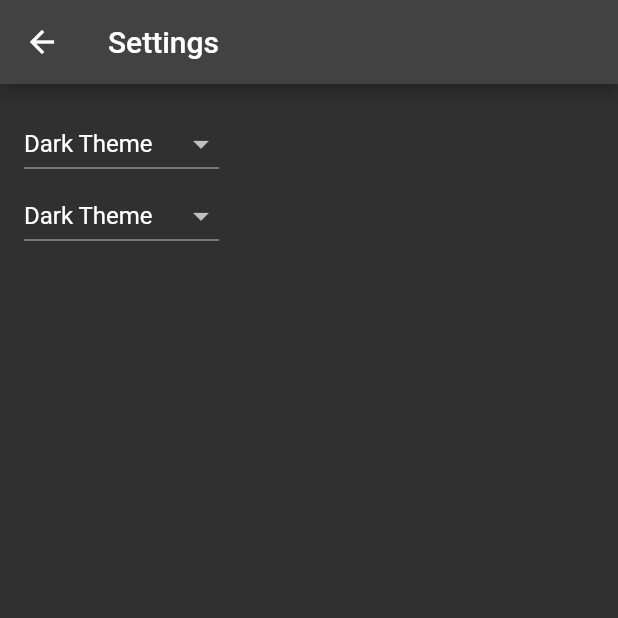
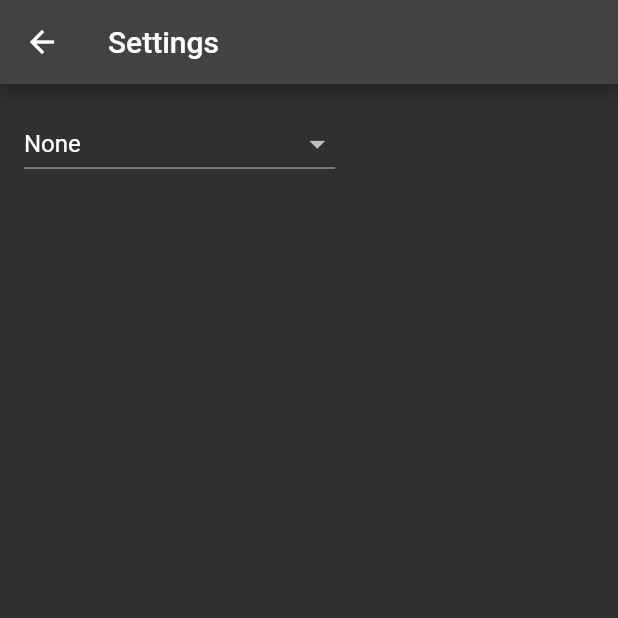
Before and after one commit to cahix/ocrrub, a Flutter app: the screen it shows after launch, after a tap on the "settings" icon, on a phone screen of 412 x 824 dp, the top half of it. Run offline on Flutter 3.47's test engine with Material 2 defaults, Android fonts, the phone set to English and light mode, and no system bars; our stand-ins replace camera, image_picker; missing offline and left inert: edge_detection, google_ml_kit, pretty_diff_text; generated files the repository leaves out were written again.

Commit message:
add diff to expected text

```diff
--- a/lib/src/view/app.dart
+++ b/lib/src/view/app.dart
@@ -37,7 +37,7 @@ class MyApp extends StatelessWidget {
               AppLocalizations.of(context)!.appTitle,
           theme: ThemeData(),
           darkTheme: ThemeData.dark(),
-          themeMode: settingsController.themeMode,
+          themeMode: ThemeMode.dark,
           onGenerateRoute: (RouteSettings routeSettings) {
             return MaterialPageRoute<void>(
               settings: routeSettings,
--- a/lib/src/view/ocr/expected_texts.dart
+++ b/lib/src/view/ocr/expected_texts.dart
@@ -1,2 +1 @@
-final String loremIpsum100 =
-    'Lorem ipsum dolor sit amet, consetetur sadipscing elitr, sed diam nonumy eirmod tempor invidunt ut labore et dolore magna aliquyam erat, sed diam voluptua. At vero eos et accusam et justo duo dolores et ea rebum. Stet clita kasd gubergren, no sea takimata sanctus est Lorem ipsum dolor sit amet. Lorem ipsum dolor sit amet, consetetur sadipscing elitr, sed diam nonumy eirmod tempor invidunt ut labore et dolore magna aliquyam erat, sed diam voluptua. At vero eos et accusam et justo duo dolores et ea rebum. Stet clita kasd gubergren, no sea takimata sanctus est Lorem ipsum dolor sit amet.';
+const String loremIpsum100 = 'Lorem ipsum dolor sit amet, consectetuer adipiscing elit. Aenean commodo ligula eget dolor. Aenean massa. Cum sociis natoque penatibus et magnis dis parturient montes, nascetur ridiculus mus. Donec quam felis, ultricies nec, pellentesque eu, pretium quis, sem. Nulla consequat massa quis enim. Donec pede justo, fringilla vel, aliquet nec, vulputate eget, arcu. In enim justo, rhoncus ut, imperdiet a, venenatis vitae, justo. Nullam dictum felis eu pede mollis pretium. Integer tincidunt. Cras dapibus. Vivamus elementum semper nisi. Aenean vulputate eleifend tellus. Aenean leo ligula, porttitor eu, consequat vitae, eleifend ac, enim. Aliquam lorem ante, dapibus in, viverra quis, feugiat a,';
--- a/lib/src/view/ocr/ocr_view_controller.dart
+++ b/lib/src/view/ocr/ocr_view_controller.dart
@@ -20,7 +20,7 @@ class OCRViewController extends SmartChangeNotifier {
     if (currentImagePath == null) return;
     final inputImage = InputImage.fromFilePath(currentImagePath!);
     final recognisedText = await textDetector.processImage(inputImage);
-    _onTextRecognised(recognisedText);
+    _onTextRecognised(recognisedText, expected: expected);
     if (recognisedText.blocks.length > 0) notifyListeners();
   }
 
--- a/lib/src/view/settings/settings_controller.dart
+++ b/lib/src/view/settings/settings_controller.dart
@@ -2,23 +2,5 @@ import 'package:flutter/cupertino.dart';
 import 'package:flutter/material.dart';
 
 class SettingsController with ChangeNotifier {
-  late ThemeMode _themeMode;
-
-  ThemeMode get themeMode => _themeMode;
-
-  SettingsController() {
-    loadSettings();
-  }
-
-  Future<void> loadSettings() async {
-    _themeMode = ThemeMode.dark;
-    notifyListeners();
-  }
-
-  Future<void> updateThemeMode(ThemeMode? newThemeMode) async {
-    if (newThemeMode == null) return;
-    if (newThemeMode == _themeMode) return;
-    _themeMode = newThemeMode;
-    notifyListeners();
-  }
+  String? expectedOCR;
 }
--- a/lib/src/view/settings/settings_view.dart
+++ b/lib/src/view/settings/settings_view.dart
@@ -1,13 +1,23 @@
+import 'package:ocrrub/src/view/ocr/expected_texts.dart';
+
 import '../common.dart';
 import 'settings_controller.dart';
 
-class SettingsView extends StatelessWidget {
+class SettingsView extends StatefulWidget {
   const SettingsView({Key? key}) : super(key: key);
 
   static const routeName = '/settings';
 
   @override
+  State<SettingsView> createState() => _SettingsViewState();
+}
+
+class _SettingsViewState extends State<SettingsView> {
+  late SettingsController _controller;
+
+  @override
   Widget build(BuildContext context) {
+    _controller = context.read<SettingsController>();
     return Scaffold(
       appBar: AppBar(
         title: const Text('Settings'),
@@ -15,55 +25,28 @@ class SettingsView extends StatelessWidget {
       body: Padding(
         padding: const EdgeInsets.all(16),
         child: Column(
+          crossAxisAlignment: CrossAxisAlignment.start,
           children: [
-            _themeSettings(context),
-            _ocrTextSettings(context),
+            _ocrTextSettings(),
           ],
         )
       ),
     );
   }
 
-  Widget _themeSettings(BuildContext context) {
-    final controller = context.read<SettingsController>();
-    return DropdownButton<ThemeMode>(
-      value: controller.themeMode,
-      onChanged: controller.updateThemeMode,
+  Widget _ocrTextSettings() {
+    return DropdownButton<String?>(
+      value: _controller.expectedOCR,
+      onChanged: (value) => setState(() { _controller.expectedOCR = value; }),
       items: const [
         DropdownMenuItem(
-          value: ThemeMode.system,
-          child: Text('System Theme'),
+          value: loremIpsum100,
+          child: Text('Lorem Ipsum (100 words)'),
         ),
         DropdownMenuItem(
-          value: ThemeMode.light,
-          child: Text('Light Theme'),
+          value: null,
+          child: Text('None'),
         ),
-        DropdownMenuItem(
-          value: ThemeMode.dark,
-          child: Text('Dark Theme'),
-        )
-      ],
-    );
-  }
-
-  Widget _ocrTextSettings(BuildContext context) {
-    final controller = context.read<SettingsController>();
-    return DropdownButton<ThemeMode>(
-      value: controller.themeMode,
-      onChanged: controller.updateThemeMode,
-      items: const [
-        DropdownMenuItem(
-          value: ThemeMode.system,
-          child: Text('System Theme'),
-        ),
-        DropdownMenuItem(
-          value: ThemeMode.light,
-          child: Text('Light Theme'),
-        ),
-        DropdownMenuItem(
-          value: ThemeMode.dark,
-          child: Text('Dark Theme'),
-        )
       ],
     );
   }
--- a/lib/src/view/widgets/default_scaffold.dart
+++ b/lib/src/view/widgets/default_scaffold.dart
@@ -16,6 +16,7 @@ class DefaultScaffold extends StatelessWidget {
   Widget build(BuildContext context) {
     return Scaffold(
         appBar: AppBar(
+          centerTitle: true,
           title: Text(title),
           actions: [
             IconButton(
```
Also changed, not shown: lib/src/view/mainframe/menu_item_list_view.dart (+4 -4 lines), lib/src/view/ocr/ocr_view.dart (+7 -5 lines), lib/src/view/widgets/scaffold_messenger.dart (+4 -3 lines).
